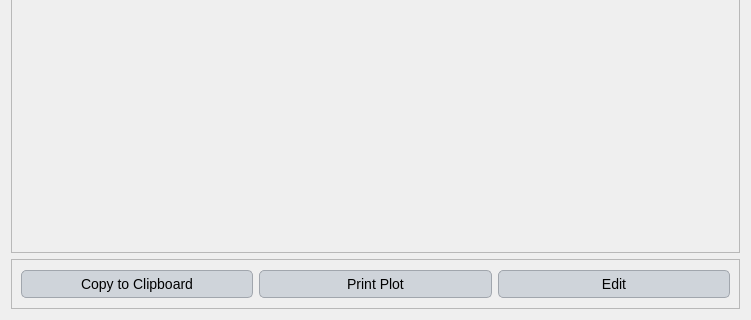
Above: ui/hyetograph.ui from Inigobarbe/VFSMOD-GUI before the change; both pictures show x 0 to 751 and y 149 to 469 of the 751 by 469 pixel window. Below: the same form after it.
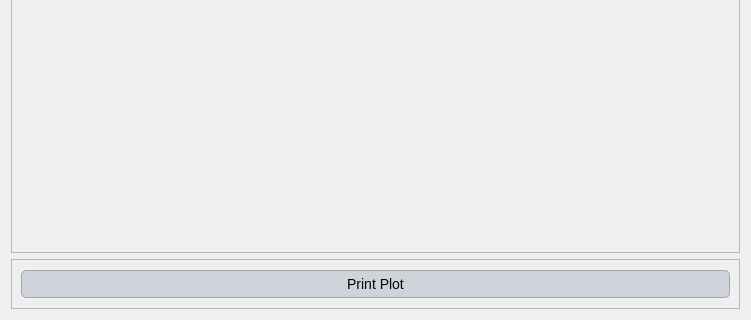
That is the form after the change.

Patch:
```diff
--- a/ui/hyetograph.ui
+++ b/ui/hyetograph.ui
@@ -143,26 +143,12 @@
      </property>
      <layout class="QGridLayout" name="gridLayout">
       <item row="0" column="0">
-       <widget class="QPushButton" name="pushButton">
-        <property name="text">
-         <string>Copy to Clipboard</string>
-        </property>
-       </widget>
-      </item>
-      <item row="0" column="1">
-       <widget class="QPushButton" name="pushButton_2">
+       <widget class="QPushButton" name="print_graph">
         <property name="text">
          <string>Print Plot</string>
         </property>
        </widget>
       </item>
-      <item row="0" column="2">
-       <widget class="QPushButton" name="pushButton_3">
-        <property name="text">
-         <string>Edit</string>
-        </property>
-       </widget>
-      </item>
      </layout>
     </widget>
    </item>
```
